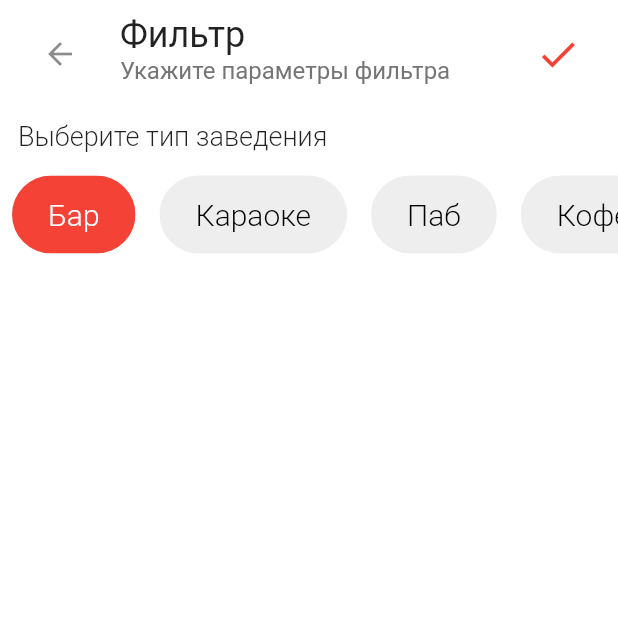
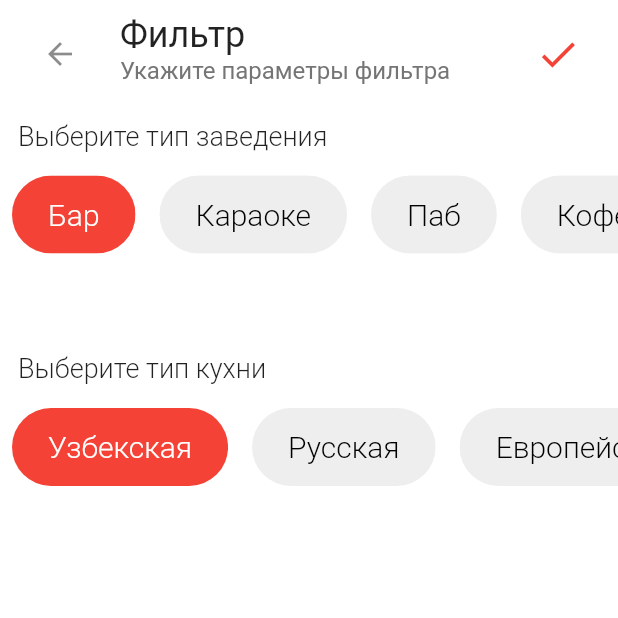
Before and after one commit to MajidiyM/Waitric_repo, a Flutter app: the RestFilter screen opened by its route, on a phone screen of 412 x 824 dp, the top half of it. Run offline on Flutter 3.47's test engine with Material 2 defaults, Android fonts, the phone set to English and light mode, and no system bars.

Commit message:
Modified code and added type of dishes filter

```diff
--- a/lib/restFilter/views/restFilter.dart
+++ b/lib/restFilter/views/restFilter.dart
@@ -1,5 +1,4 @@
 import 'package:flutter/material.dart';
-
 import '../widgets/widget.dart';
 
 class RestFilter extends StatefulWidget {
@@ -24,6 +23,9 @@ class _RestFilterState extends State<RestFilter> {
           children: [
             PageTitle(),
             WrapWidgetDemo(),
+            SizedBox(
+              height: 50.0,
+            ),
           ],
         ),
       ),
--- a/lib/restFilter/widgets/scrollFilter.dart
+++ b/lib/restFilter/widgets/scrollFilter.dart
@@ -9,7 +9,6 @@ class WrapWidgetDemo extends StatefulWidget {
 
 class _WrapWidgetDemoState extends State<WrapWidgetDemo> {
   GlobalKey? _key;
-  bool _isSelected = false;
   List<String> _choices = [
     "Бар",
     "Караоке",
@@ -17,7 +16,15 @@ class _WrapWidgetDemoState extends State<WrapWidgetDemo> {
     "Кофейня",
     "Ресторан",
   ];
+  List<String> _dishes = [
+    "Узбекская",
+    "Русская",
+    "Европейская",
+    "Итальянская",
+    "Десерты",
+  ];
   int _choiceIndex = 0;
+  int _dishIndex = 0;
 
   @override
   void initState() {
@@ -46,11 +53,43 @@ class _WrapWidgetDemoState extends State<WrapWidgetDemo> {
           Container(
             child: SingleChildScrollView(
               scrollDirection: Axis.horizontal,
-              child: ChoiceChips(_choices, _choiceIndex, (int index) {
-                setState(() {
-                  _choiceIndex = index;
-                });
-              }),
+              child: ChoiceChips(
+                choices: _choices,
+                selectedChoiceIndex: _choiceIndex,
+                onChoiceSelected: (int index) {
+                  setState(() {
+                    _choiceIndex = index;
+                  });
+                },
+              ),
+            ),
+          ),
+          SizedBox(
+            height: 50.0,
+          ),
+          Padding(
+            padding:
+                const EdgeInsets.symmetric(horizontal: 12.0, vertical: 8.0),
+            child: Text(
+              "Выберите тип кухни",
+              style: TextStyle(
+                fontSize: 18,
+                fontWeight: FontWeight.w300,
+              ),
+            ),
+          ),
+          Container(
+            child: SingleChildScrollView(
+              scrollDirection: Axis.horizontal,
+              child: ChoiceChips(
+                choices: _dishes,
+                selectedChoiceIndex: _dishIndex,
+                onChoiceSelected: (int index) {
+                  setState(() {
+                    _dishIndex = index;
+                  });
+                },
+              ),
             ),
           ),
         ],
@@ -64,7 +103,11 @@ class ChoiceChips extends StatelessWidget {
   final int selectedChoiceIndex;
   final Function(int) onChoiceSelected;
 
-  ChoiceChips(this.choices, this.selectedChoiceIndex, this.onChoiceSelected);
+  ChoiceChips({
+    required this.choices,
+    required this.selectedChoiceIndex,
+    required this.onChoiceSelected,
+  });
 
   @override
   Widget build(BuildContext context) {
```
